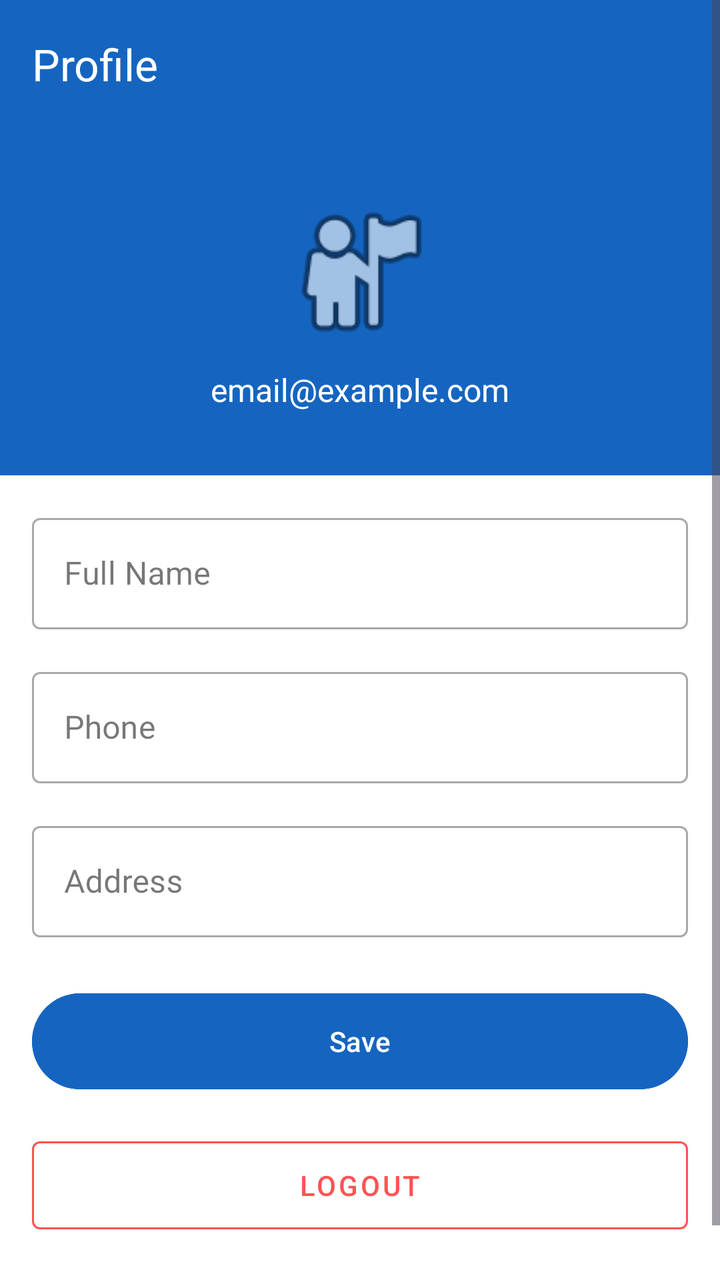
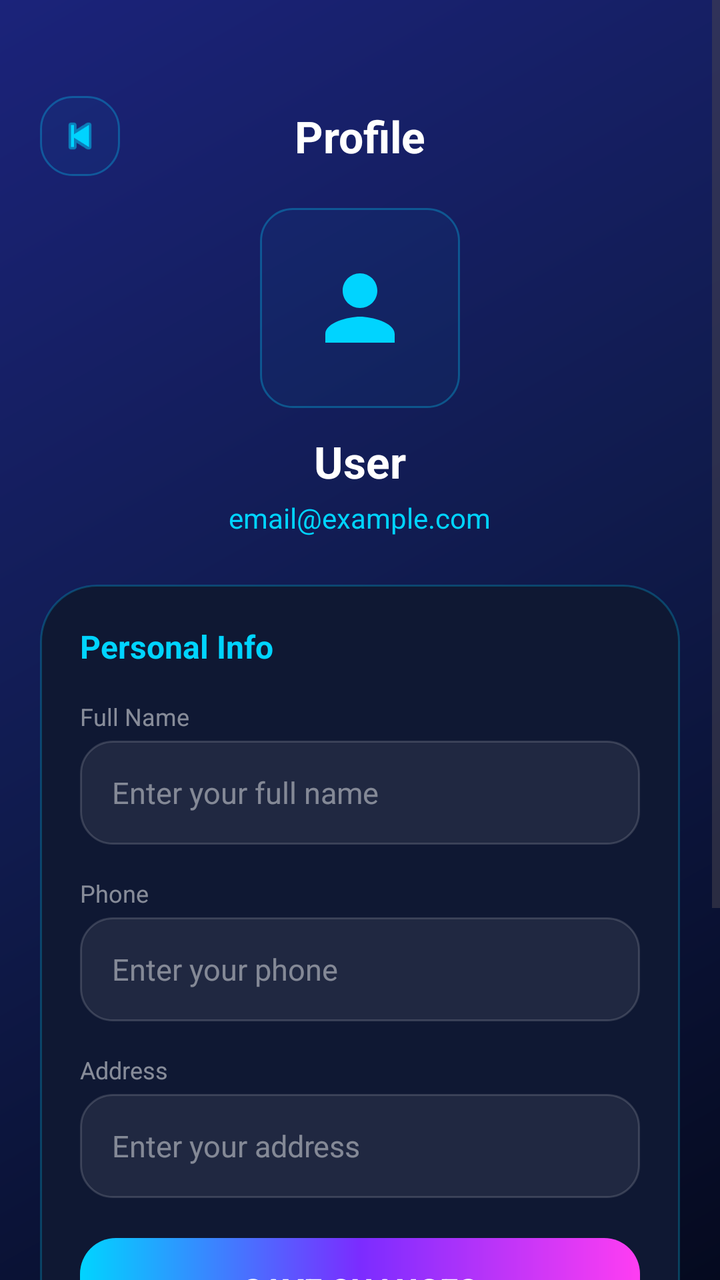

Compare the two renders of this Android layout. The source of the first and the diff that turns it into the second are given below.
<!-- AndroidManifest.xml: application theme Theme.CompShop -->
<!-- res/layout/activity_profile.xml -->
<?xml version="1.0" encoding="utf-8"?>
<ScrollView xmlns:android="http://schemas.android.com/apk/res/android"
    xmlns:app="http://schemas.android.com/apk/res-auto"
    android:layout_width="match_parent"
    android:layout_height="match_parent"
    android:background="@color/white">

    <LinearLayout
        android:layout_width="match_parent"
        android:layout_height="wrap_content"
        android:orientation="vertical">

        <com.google.android.material.appbar.MaterialToolbar
            android:id="@+id/toolbar"
            android:layout_width="match_parent"
            android:layout_height="?attr/actionBarSize"
            android:background="#1565C0"
            app:title="@string/profile"
            app:titleTextColor="@color/white"/>

        
        <LinearLayout
            android:layout_width="match_parent"
            android:layout_height="wrap_content"
            android:orientation="vertical"
            android:gravity="center"
            android:padding="32dp"
            android:background="#1565C0">

            <ImageView
                android:layout_width="80dp"
                android:layout_height="80dp"
                android:src="@android:drawable/ic_menu_myplaces"
                android:layout_marginBottom="8dp"/>

            <TextView
                android:id="@+id/tvEmail"
                android:layout_width="wrap_content"
                android:layout_height="wrap_content"
                android:text="email@example.com"
                android:textColor="@color/white"
                android:textSize="16sp"/>

        </LinearLayout>

        
        <LinearLayout
            android:layout_width="match_parent"
            android:layout_height="wrap_content"
            android:orientation="vertical"
            android:padding="16dp">

            
            <com.google.android.material.textfield.TextInputLayout
                android:layout_width="match_parent"
                android:layout_height="wrap_content"
                android:hint="@string/full_name"
                style="@style/Widget.MaterialComponents.TextInputLayout.OutlinedBox"
                android:layout_marginBottom="16dp">

                <com.google.android.material.textfield.TextInputEditText
                    android:id="@+id/etFullName"
                    android:layout_width="match_parent"
                    android:layout_height="wrap_content"
                    android:inputType="textPersonName"/>
            </com.google.android.material.textfield.TextInputLayout>

            
            <com.google.android.material.textfield.TextInputLayout
                android:layout_width="match_parent"
                android:layout_height="wrap_content"
                android:hint="@string/phone"
                style="@style/Widget.MaterialComponents.TextInputLayout.OutlinedBox"
                android:layout_marginBottom="16dp">

                <com.google.android.material.textfield.TextInputEditText
                    android:id="@+id/etPhone"
                    android:layout_width="match_parent"
                    android:layout_height="wrap_content"
                    android:inputType="phone"/>
            </com.google.android.material.textfield.TextInputLayout>

            
            <com.google.android.material.textfield.TextInputLayout
                android:layout_width="match_parent"
                android:layout_height="wrap_content"
                android:hint="@string/address"
                style="@style/Widget.MaterialComponents.TextInputLayout.OutlinedBox"
                android:layout_marginBottom="24dp">

                <com.google.android.material.textfield.TextInputEditText
                    android:id="@+id/etAddress"
                    android:layout_width="match_parent"
                    android:layout_height="wrap_content"
                    android:inputType="textPostalAddress"/>
            </com.google.android.material.textfield.TextInputLayout>

            
            <com.google.android.material.button.MaterialButton
                android:id="@+id/btnSave"
                android:layout_width="match_parent"
                android:layout_height="56dp"
                android:text="@string/save"
                android:backgroundTint="#1565C0"
                android:layout_marginBottom="16dp"/>

            
            <com.google.android.material.button.MaterialButton
                android:id="@+id/btnLogout"
                android:layout_width="match_parent"
                android:layout_height="56dp"
                android:text="@string/logout"
                style="@style/Widget.MaterialComponents.Button.OutlinedButton"
                android:textColor="#FF5252"
                app:strokeColor="#FF5252"
                android:layout_marginBottom="32dp"/>

        </LinearLayout>
    </LinearLayout>
</ScrollView>
<!-- resources referenced by this layout -->
<resources>
  <color name="white">#FFFFFF</color>
  <string name="address">Address</string>
  <string name="full_name">Full Name</string>
  <string name="logout">Logout</string>
  <string name="phone">Phone</string>
  <string name="profile">Profile</string>
  <string name="save">Save</string>
  <style name="Theme.CompShop" parent="Base.Theme.CompShop" />
  <style name="Base.Theme.CompShop" parent="Theme.Material3.DayNight.NoActionBar">
          
          
      </style>
</resources>

<!-- the commit's change to res/layout/activity_profile.xml (unified diff, before → after) -->
@@ -3,20 +3,51 @@
     xmlns:app="http://schemas.android.com/apk/res-auto"
     android:layout_width="match_parent"
     android:layout_height="match_parent"
-    android:background="@color/white">
+    android:background="@drawable/gradient_bg">
 
     <LinearLayout
         android:layout_width="match_parent"
         android:layout_height="wrap_content"
-        android:orientation="vertical">
-
-        <com.google.android.material.appbar.MaterialToolbar
-            android:id="@+id/toolbar"
-            android:layout_width="match_parent"
-            android:layout_height="?attr/actionBarSize"
-            android:background="#1565C0"
-            app:title="@string/profile"
-            app:titleTextColor="@color/white"/>
+        android:orientation="vertical"
+        android:paddingBottom="32dp">
+
+        
+        <LinearLayout
+            android:layout_width="match_parent"
+            android:layout_height="wrap_content"
+            android:orientation="horizontal"
+            android:gravity="center_vertical"
+            android:paddingStart="20dp"
+            android:paddingEnd="20dp"
+            android:paddingTop="48dp"
+            android:paddingBottom="16dp">
+
+            <ImageView
+                android:id="@+id/btnBack"
+                android:layout_width="40dp"
+                android:layout_height="40dp"
+                android:src="@android:drawable/ic_media_previous"
+                app:tint="#00D4FF"
+                android:background="@drawable/btn_social_neon"
+                android:padding="8dp"
+                android:clickable="true"
+                android:focusable="true"/>
+
+            <TextView
+                android:layout_width="0dp"
+                android:layout_height="wrap_content"
+                android:layout_weight="1"
+                android:text="Profile"
+                android:textSize="22sp"
+                android:textStyle="bold"
+                android:textColor="#FFFFFF"
+                android:gravity="center"/>
+
+            <View
+                android:layout_width="40dp"
+                android:layout_height="40dp"/>
+
+        </LinearLayout>
 
         
         <LinearLayout
@@ -24,22 +55,40 @@
             android:layout_height="wrap_content"
             android:orientation="vertical"
             android:gravity="center"
-            android:padding="32dp"
-            android:background="#1565C0">
-
-            <ImageView
-                android:layout_width="80dp"
-                android:layout_height="80dp"
-                android:src="@android:drawable/ic_menu_myplaces"
-                android:layout_marginBottom="8dp"/>
+            android:layout_marginBottom="24dp">
+
+            <FrameLayout
+                android:layout_width="100dp"
+                android:layout_height="100dp"
+                android:layout_marginBottom="12dp">
+
+                <ImageView
+                    android:layout_width="100dp"
+                    android:layout_height="100dp"
+                    android:src="@drawable/ic_profile"
+                    android:background="@drawable/btn_social_neon"
+                    android:padding="24dp"
+                    app:tint="#00D4FF"/>
+
+            </FrameLayout>
+
+            <TextView
+                android:id="@+id/tvDisplayName"
+                android:layout_width="wrap_content"
+                android:layout_height="wrap_content"
+                android:text="User"
+                android:textSize="22sp"
+                android:textStyle="bold"
+                android:textColor="#FFFFFF"
+                android:layout_marginBottom="4dp"/>
 
             <TextView
                 android:id="@+id/tvEmail"
                 android:layout_width="wrap_content"
                 android:layout_height="wrap_content"
                 android:text="email@example.com"
-                android:textColor="@color/white"
-                android:textSize="16sp"/>
+                android:textSize="14sp"
+                android:textColor="#00D4FF"/>
 
         </LinearLayout>
 
@@ -48,73 +97,212 @@
             android:layout_width="match_parent"
             android:layout_height="wrap_content"
             android:orientation="vertical"
-            android:padding="16dp">
+            android:background="@drawable/card_glass_neon"
+            android:layout_marginStart="20dp"
+            android:layout_marginEnd="20dp"
+            android:layout_marginBottom="16dp"
+            android:padding="20dp">
+
+            <TextView
+                android:layout_width="wrap_content"
+                android:layout_height="wrap_content"
+                android:text="Personal Info"
+                android:textSize="16sp"
+                android:textStyle="bold"
+                android:textColor="#00D4FF"
+                android:layout_marginBottom="16dp"/>
 
             
-            <com.google.android.material.textfield.TextInputLayout
+            <TextView
+                android:layout_width="wrap_content"
+                android:layout_height="wrap_content"
+                android:text="Full Name"
+                android:textColor="#80FFFFFF"
+                android:textSize="12sp"
+                android:layout_marginBottom="4dp"/>
+
+            <LinearLayout
                 android:layout_width="match_parent"
-                android:layout_height="wrap_content"
-                android:hint="@string/full_name"
-                style="@style/Widget.MaterialComponents.TextInputLayout.OutlinedBox"
+                android:layout_height="52dp"
+                android:orientation="horizontal"
+                android:gravity="center_vertical"
+                android:background="@drawable/input_neon"
+                android:paddingStart="16dp"
+                android:paddingEnd="16dp"
                 android:layout_marginBottom="16dp">
 
-                <com.google.android.material.textfield.TextInputEditText
+                <EditText
                     android:id="@+id/etFullName"
                     android:layout_width="match_parent"
-                    android:layout_height="wrap_content"
-                    android:inputType="textPersonName"/>
-            </com.google.android.material.textfield.TextInputLayout>
+                    android:layout_height="match_parent"
+                    android:hint="Enter your full name"
+                    android:inputType="textPersonName"
+                    android:textColor="#FFFFFF"
+                    android:textColorHint="#73FFFFFF"
+                    android:background="@android:color/transparent"
+                    android:textSize="15sp"/>
+
+            </LinearLayout>
 
             
-            <com.google.android.material.textfield.TextInputLayout
+            <TextView
+                android:layout_width="wrap_content"
+                android:layout_height="wrap_content"
+                android:text="Phone"
+                android:textColor="#80FFFFFF"
+                android:textSize="12sp"
+                android:layout_marginBottom="4dp"/>
+
+            <LinearLayout
                 android:layout_width="match_parent"
-                android:layout_height="wrap_content"
-                android:hint="@string/phone"
-                style="@style/Widget.MaterialComponents.TextInputLayout.OutlinedBox"
+                android:layout_height="52dp"
+                android:orientation="horizontal"
+                android:gravity="center_vertical"
+                android:background="@drawable/input_neon"
+                android:paddingStart="16dp"
+                android:paddingEnd="16dp"
                 android:layout_marginBottom="16dp">
 
-                <com.google.android.material.textfield.TextInputEditText
+                <EditText
                     android:id="@+id/etPhone"
                     android:layout_width="match_parent"
-                    android:layout_height="wrap_content"
-                    android:inputType="phone"/>
-            </com.google.android.material.textfield.TextInputLayout>
+                    android:layout_height="match_parent"
+                    android:hint="Enter your phone"
+                    android:inputType="phone"
+                    android:textColor="#FFFFFF"
+                    android:textColorHint="#73FFFFFF"
+                    android:background="@android:color/transparent"
+                    android:textSize="15sp"/>
+
+            </LinearLayout>
 
             
-            <com.google.android.material.textfield.TextInputLayout
+            <TextView
+                android:layout_width="wrap_content"
+                android:layout_height="wrap_content"
+                android:text="Address"
+                android:textColor="#80FFFFFF"
+                android:textSize="12sp"
+                android:layout_marginBottom="4dp"/>
+
+            <LinearLayout
                 android:layout_width="match_parent"
-                android:layout_height="wrap_content"
-                android:hint="@string/address"
-                style="@style/Widget.MaterialComponents.TextInputLayout.OutlinedBox"
-                android:layout_marginBottom="24dp">
-
-                <com.google.android.material.textfield.TextInputEditText
+                android:layout_height="52dp"
+                android:orientation="horizontal"
+                android:gravity="center_vertical"
+                android:background="@drawable/input_neon"
+                android:paddingStart="16dp"
+                android:paddingEnd="16dp"
+                android:layout_marginBottom="20dp">
+
+                <EditText
                     android:id="@+id/etAddress"
                     android:layout_width="match_parent"
-                    android:layout_height="wrap_content"
-                    android:inputType="textPostalAddress"/>
-            </com.google.android.material.textfield.TextInputLayout>
+                    android:layout_height="match_parent"
+                    android:hint="Enter your address"
+                    android:inputType="textPostalAddress"
+                    android:textColor="#FFFFFF"
+                    android:textColorHint="#73FFFFFF"
+                    android:background="@android:color/transparent"
+                    android:textSize="15sp"/>
+
+            </LinearLayout>
 
             
-            <com.google.android.material.button.MaterialButton
+            <Button
                 android:id="@+id/btnSave"
                 android:layout_width="match_parent"
-                android:layout_height="56dp"
-                android:text="@string/save"
-                android:backgroundTint="#1565C0"
-                android:layout_marginBottom="16dp"/>
-
-            
-            <com.google.android.material.button.MaterialButton
-                android:id="@+id/btnLogout"
-                android:layout_width="match_parent"
-                android:layout_height="56dp"
-                android:text="@string/logout"
-                style="@style/Widget.MaterialComponents.Button.OutlinedButton"
-                android:textColor="#FF5252"
-                app:strokeColor="#FF5252"
-                android:layout_marginBottom="32dp"/>
+                android:layout_height="52dp"
+                android:text="Save Changes"
+                android:textSize="16sp"
+                android:textStyle="bold"
+                android:textColor="#FFFFFF"
+                android:background="@drawable/btn_neon_gradient"
+                android:stateListAnimator="@null"/>
 
         </LinearLayout>
+
+        
+        <LinearLayout
+            android:layout_width="match_parent"
+            android:layout_height="wrap_content"
+            android:orientation="horizontal"
+            android:background="@drawable/card_glass_neon"
+            android:layout_marginStart="20dp"
+            android:layout_marginEnd="20dp"
+            android:layout_marginBottom="16dp"
+            android:padding="20dp">
+
+            <LinearLayout
+                android:layout_width="0dp"
+                android:layout_height="wrap_content"
+                android:layout_weight="1"
+                android:orientation="vertical"
+                android:gravity="center">
+
+                <TextView
+                    android:id="@+id/tvOrderCount"
+                    android:layout_width="wrap_content"
+                    android:layout_height="wrap_content"
+                    android:text="0"
+                    android:textSize="28sp"
+                    android:textStyle="bold"
+                    android:textColor="#00E5FF"/>
+
+                <TextView
+                    android:layout_width="wrap_content"
+                    android:layout_height="wrap_content"
+                    android:text="Orders"
+                    android:textSize="13sp"
+                    android:textColor="#99FFFFFF"/>
+
+            </LinearLayout>
+
+            <View
+                android:layout_width="1dp"
+                android:layout_height="match_parent"
+                android:background="#1A00D4FF"/>
+
+            <LinearLayout
+                android:layout_width="0dp"
+                android:layout_height="wrap_content"
+                android:layout_weight="1"
+                android:orientation="vertical"
+                android:gravity="center">
+
+                <TextView
+                    android:id="@+id/tvTotalSpent"
+                    android:layout_width="wrap_content"
+                    android:layout_height="wrap_content"
+                    android:text="$0"
+                    android:textSize="28sp"
+                    android:textStyle="bold"
+                    android:textColor="#00E5FF"/>
+
+                <TextView
+                    android:layout_width="wrap_content"
+                    android:layout_height="wrap_content"
+                    android:text="Total Spent"
+                    android:textSize="13sp"
+                    android:textColor="#99FFFFFF"/>
+
+            </LinearLayout>
+
+        </LinearLayout>
+
+        
+        <Button
+            android:id="@+id/btnLogout"
+            android:layout_width="match_parent"
+            android:layout_height="52dp"
+            android:text="Logout"
+            android:textSize="16sp"
+            android:textStyle="bold"
+            android:textColor="#FF4081"
+            android:background="@drawable/btn_social_neon"
+            android:layout_marginStart="20dp"
+            android:layout_marginEnd="20dp"
+            android:stateListAnimator="@null"/>
+
     </LinearLayout>
 </ScrollView>
<!-- resource entries referenced after the edit -->
@@ -1,12 +1,68 @@
 <!-- resources referenced by this layout -->
 <resources>
-  <color name="white">#FFFFFF</color>
-  <string name="address">Address</string>
-  <string name="full_name">Full Name</string>
-  <string name="logout">Logout</string>
-  <string name="phone">Phone</string>
-  <string name="profile">Profile</string>
-  <string name="save">Save</string>
+  <!-- drawable btn_neon_gradient (drawable) -->
+  <?xml version="1.0" encoding="utf-8"?>
+  <shape xmlns:android="http://schemas.android.com/apk/res/android"
+      android:shape="rectangle">
+      <gradient
+          android:type="linear"
+          android:angle="0"
+          android:startColor="#00D4FF"
+          android:centerColor="#7B2CFF"
+          android:endColor="#FF3DF2"/>
+      <corners android:radius="18dp"/>
+  </shape>
+  <!-- drawable btn_social_neon (drawable) -->
+  <?xml version="1.0" encoding="utf-8"?>
+  <shape xmlns:android="http://schemas.android.com/apk/res/android"
+      android:shape="rectangle">
+      <solid android:color="#0800D4FF"/>
+      <stroke
+          android:width="1dp"
+          android:color="#4D00D4FF"/>
+      <corners android:radius="16dp"/>
+  </shape>
+  <!-- drawable card_glass_neon (drawable) -->
+  <?xml version="1.0" encoding="utf-8"?>
+  <shape xmlns:android="http://schemas.android.com/apk/res/android"
+      android:shape="rectangle">
+      <solid android:color="#0F1833"/>
+      <stroke
+          android:width="1dp"
+          android:color="#3D00D4FF"/>
+      <corners android:radius="28dp"/>
+  </shape>
+  <!-- drawable gradient_bg (drawable) -->
+  <?xml version="1.0" encoding="utf-8"?>
+  <shape xmlns:android="http://schemas.android.com/apk/res/android">
+      <gradient
+          android:type="linear"
+          android:angle="135"
+          android:startColor="#050A1F"
+          android:centerColor="#101B4D"
+          android:endColor="#1B237A"/>
+  </shape>
+  <!-- drawable ic_profile (drawable) -->
+  <?xml version="1.0" encoding="utf-8"?>
+  <vector xmlns:android="http://schemas.android.com/apk/res/android"
+      android:width="24dp"
+      android:height="24dp"
+      android:viewportWidth="24"
+      android:viewportHeight="24">
+      <path
+          android:fillColor="#FFFFFF"
+          android:pathData="M12,12c2.21,0 4,-1.79 4,-4s-1.79,-4 -4,-4 -4,1.79 -4,4 1.79,4 4,4zM12,14c-2.67,0 -8,1.34 -8,4v2h16v-2c0,-2.66 -5.33,-4 -8,-4z"/>
+  </vector>
+  <!-- drawable input_neon (drawable) -->
+  <?xml version="1.0" encoding="utf-8"?>
+  <shape xmlns:android="http://schemas.android.com/apk/res/android"
+      android:shape="rectangle">
+      <solid android:color="#12FFFFFF"/>
+      <stroke
+          android:width="1dp"
+          android:color="#26FFFFFF"/>
+      <corners android:radius="16dp"/>
+  </shape>
   <style name="Theme.CompShop" parent="Base.Theme.CompShop" />
   <style name="Base.Theme.CompShop" parent="Theme.Material3.DayNight.NoActionBar">
           
